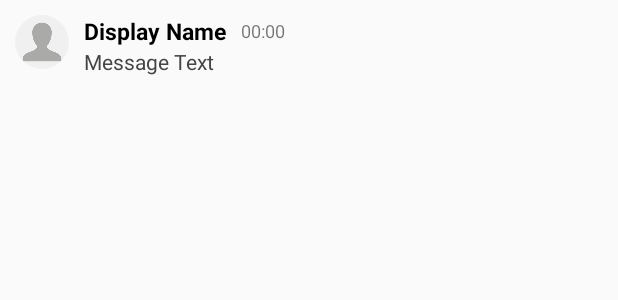
After one commit to KLCN-K14/FinalProject, an Android app: the layout item_message.xml on its own in the app's theme, with its tools: preview values and no code run, on a phone screen of 412 x 824 dp. The commit adds this screen. Shown: the top 300 px of the screen. Run offline under Robolectric (Android 15) with nearby library versions, the phone set to English and light mode, and no system bars.

Commit message:
fix bottom sheet and demo chat

```diff
--- a/app/build.gradle
+++ b/app/build.gradle
@@ -42,6 +42,10 @@ dependencies {
     implementation 'com.google.firebase:firebase-auth:16.0.1'
     implementation 'com.firebase:geofire-android:2.3.1'
     implementation 'com.google.firebase:firebase-storage:16.0.1'
+    implementation 'com.firebaseui:firebase-ui-database:1.2.0'
+    implementation 'com.firebaseui:firebase-ui-auth:2.3.0'
+
+
     //Retrofit
     implementation 'com.squareup.retrofit2:retrofit:2.4.0'
     implementation 'com.squareup.retrofit2:converter-scalars:2.3.0'
@@ -68,7 +72,6 @@ dependencies {
     implementation 'com.google.android.gms:play-services-location:15.0.1'
     implementation 'com.google.android.gms:play-services-places:15.0.1'
     implementation 'com.iarcuschin:simpleratingbar:0.1.5'
-    implementation 'de.hdodenhof:circleimageview:2.2.0'
     implementation 'com.github.bumptech.glide:glide:4.7.1'
 
 }
--- a/app/src/main/java/com/klcn/xuant/transporter/mvp/verifypincode/view/TestVerifyActivity.java
+++ b/app/src/main/java/com/klcn/xuant/transporter/mvp/verifypincode/view/TestVerifyActivity.java
@@ -35,6 +35,7 @@ import com.google.firebase.database.DatabaseReference;
 import com.google.firebase.database.FirebaseDatabase;
 import com.google.firebase.database.ValueEventListener;
 import com.klcn.xuant.transporter.R;
+import com.klcn.xuant.transporter.common.Common;
 import com.klcn.xuant.transporter.mvp.confirminfo.view.ConfirmInfoActivity;
 import com.klcn.xuant.transporter.mvp.home.CustomerHomeActivity;
 import com.klcn.xuant.transporter.mvp.signup.view.CustomerSignUpActivity;
@@ -118,7 +119,7 @@ public class TestVerifyActivity extends AppCompatActivity implements
 
         // [START initialize_auth]
         mAuth = FirebaseAuth.getInstance();
-        postRef = FirebaseDatabase.getInstance().getReference("Customers");
+        postRef = FirebaseDatabase.getInstance().getReference(Common.customers_tbl);
         // [END initialize_auth]
 
         // Initialize phone auth callbacks
--- a/app/src/main/res/layout/bottom_sheet_tracking.xml
+++ b/app/src/main/res/layout/bottom_sheet_tracking.xml
@@ -8,7 +8,7 @@
     android:orientation="vertical"
     android:padding="10dp"
     android:gravity="center"
-    app:behavior_hideable="true"
+    app:behavior_hideable="false"
     app:behavior_peekHeight="80dp"
     app:layout_behavior="android.support.design.widget.BottomSheetBehavior">
     <LinearLayout
--- /dev/null
+++ b/app/src/main/res/layout/item_message.xml
@@ -0,0 +1,66 @@
+<?xml version="1.0" encoding="utf-8"?>
+<RelativeLayout xmlns:android="http://schemas.android.com/apk/res/android"
+    xmlns:app="http://schemas.android.com/apk/res-auto"
+    xmlns:tools="http://schemas.android.com/tools"
+    android:id="@+id/message_single_layout"
+    android:layout_width="match_parent"
+    android:layout_height="wrap_content"
+    android:padding="10dp"
+    android:weightSum="10">
+
+    <de.hdodenhof.circleimageview.CircleImageView
+        android:id="@+id/message_profile_layout"
+        android:layout_width="36dp"
+        android:layout_height="36dp"
+        android:layout_weight="0"
+        android:src="@drawable/default_avatar" />
+
+    <TextView
+        android:id="@+id/message_text_layout"
+        android:layout_width="wrap_content"
+        android:layout_height="wrap_content"
+        android:layout_below="@+id/name_text"
+        android:layout_marginLeft="10dp"
+        android:layout_toRightOf="@+id/message_profile_layout"
+        android:padding="0dp"
+        android:text="Message Text"
+        android:textColor="#444444"
+        android:textSize="14sp" />
+
+    <TextView
+        android:id="@+id/name_text"
+        android:layout_width="wrap_content"
+        android:layout_height="wrap_content"
+        android:layout_alignParentTop="true"
+        android:layout_marginLeft="10dp"
+        android:layout_toRightOf="@+id/message_profile_layout"
+        android:text="Display Name"
+        android:textColor="@android:color/black"
+        android:textSize="15sp"
+        android:textStyle="bold" />
+
+    <TextView
+        android:id="@+id/time_text_layout"
+        android:layout_width="wrap_content"
+        android:layout_height="wrap_content"
+        android:layout_alignParentTop="true"
+        android:layout_marginLeft="10dp"
+        android:layout_marginTop="2dp"
+        android:layout_toRightOf="@+id/name_text"
+        android:text="00:00"
+        android:textSize="12sp" />
+
+    <ImageView
+        android:id="@+id/message_image_layout"
+        android:layout_width="wrap_content"
+        android:layout_height="wrap_content"
+        android:layout_alignParentRight="true"
+        android:layout_alignLeft="@+id/message_text_layout"
+        android:layout_below="@+id/message_text_layout"
+        android:layout_marginLeft="0dp"
+        android:layout_toRightOf="@+id/message_profile_layout"
+        android:padding="0dp"
+        android:scaleType="centerCrop" />
+
+
+</RelativeLayout>
```
Also changed, not shown: app/src/main/AndroidManifest.xml (+13 -10 lines), app/src/main/java/com/klcn/xuant/transporter/ChatActivity.java (added, +131 -0 lines), app/src/main/java/com/klcn/xuant/transporter/CustomerTrackingActivity.java (+9 -0 lines), app/src/main/java/com/klcn/xuant/transporter/model/Chat.java (added, +43 -0 lines), app/src/main/res/layout/activity_chat.xml (added, +110 -0 lines), app/src/main/res/drawable/default_avatar.png (added), app/src/main/res/drawable/ic_add_black_24dp.png (added), app/src/main/res/drawable/ic_send_black_24dp.png (added), 1 other file.
